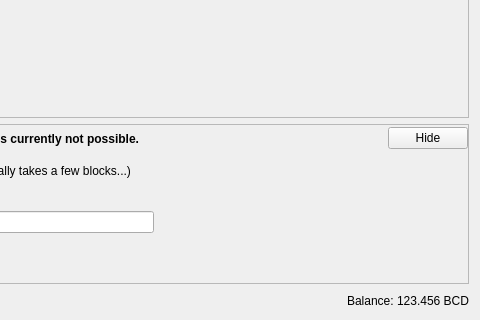
Qt form src/qt/forms/sendcoinsdialog.ui (eveybcd/BitcoinDiamond) before a commit; both pictures show x 370 to 850 and y 206 to 526 of the 850 by 526 pixel window.
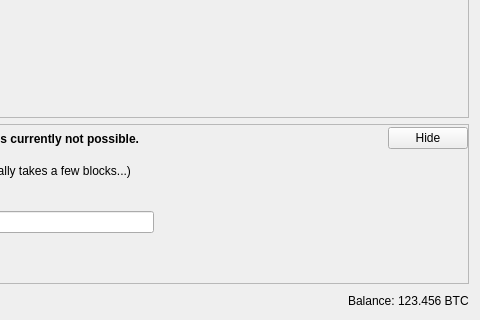
The same form after that commit. Icons and pictures are not drawn. Custom widgets are drawn as their Qt base class.

Diff of the .ui file:
```diff
--- a/src/qt/forms/sendcoinsdialog.ui
+++ b/src/qt/forms/sendcoinsdialog.ui
@@ -1247,7 +1247,7 @@
           <cursorShape>IBeamCursor</cursorShape>
          </property>
          <property name="text">
-          <string notr="true">123.456 BCD</string>
+          <string notr="true">123.456 BTC</string>
          </property>
          <property name="textInteractionFlags">
           <set>Qt::LinksAccessibleByMouse|Qt::TextSelectableByKeyboard|Qt::TextSelectableByMouse</set>
```
Left out of the diff: 4 changed lines with no effect on the pictures.
